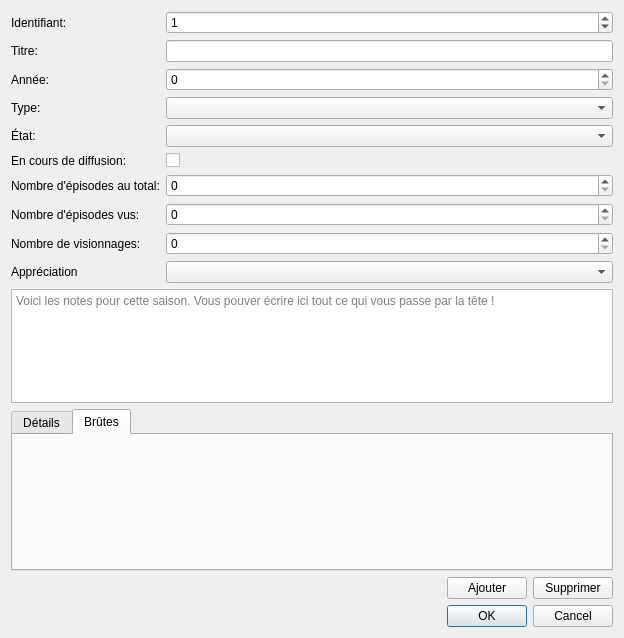
This is src/ui/dialogs/season.ui in seigneurfuo/MyAnimeManager3 as Qt 5 draws it before an edit. The edited form follows.
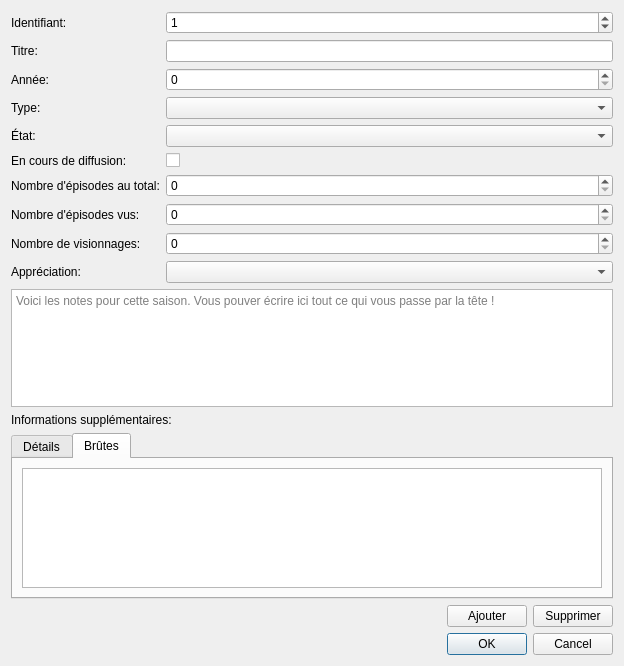
This is the edited form. The open tabs and pages were chosen to show the change. Icons and pictures are not drawn.

Commit message: Ajout d'éléments pour la gestion de champs supplémentaires (icones, design). Il ne manque que la suppression d'une ligne dans le tableau.

The edit to the form file:
```diff
--- a/src/ui/dialogs/season.ui
+++ b/src/ui/dialogs/season.ui
@@ -10,7 +10,7 @@
     <x>0</x>
     <y>0</y>
     <width>624</width>
-    <height>638</height>
+    <height>666</height>
    </rect>
   </property>
   <property name="windowTitle">
@@ -155,7 +155,7 @@
      <item row="9" column="0">
       <widget class="QLabel" name="label_7">
        <property name="text">
-        <string>Appréciation</string>
+        <string>Appréciation:</string>
        </property>
       </widget>
      </item>
@@ -182,6 +182,13 @@
      </item>
     </layout>
    </item>
+   <item>
+    <widget class="QLabel" name="label_11">
+     <property name="text">
+      <string>Informations supplémentaires:</string>
+     </property>
+    </widget>
+   </item>
    <item>
     <layout class="QVBoxLayout" name="verticalLayout">
      <item>
@@ -226,6 +233,18 @@
         <attribute name="title">
          <string>Brûtes</string>
         </attribute>
+        <layout class="QVBoxLayout" name="verticalLayout_2">
+         <item>
+          <widget class="QPlainTextEdit" name="plainTextEdit">
+           <property name="readOnly">
+            <bool>true</bool>
+           </property>
+           <property name="plainText">
+            <string notr="true"/>
+           </property>
+          </widget>
+         </item>
+        </layout>
        </widget>
       </widget>
      </item>
```
Left out of the diff: 16 changed lines with no effect on the pictures. The commit also changes 4 other files.
